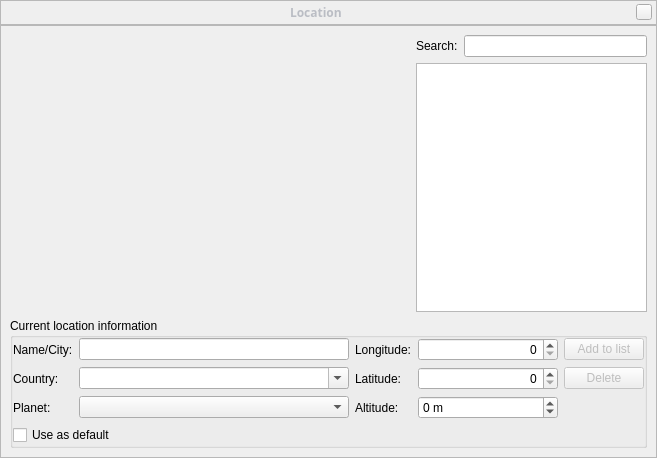
The window that src/gui/locationDialogGui.ui (519984307/stellarium_src) describes before a commit, drawn with Qt 5.
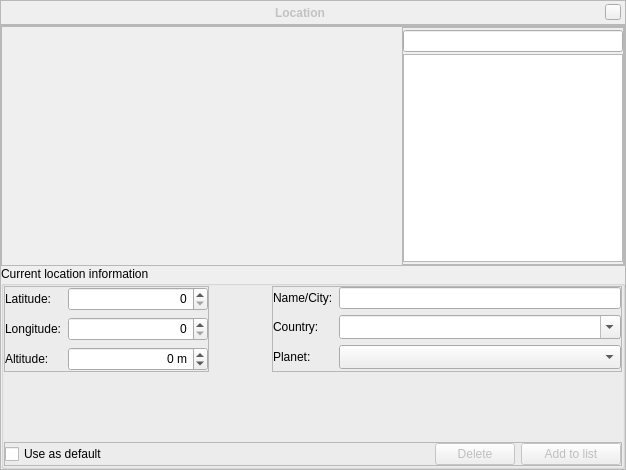
The same window after the commit. Icons and pictures are not drawn. Custom widgets are drawn as their Qt base class.

Patch:
```diff
--- a/src/gui/locationDialogGui.ui
+++ b/src/gui/locationDialogGui.ui
@@ -5,13 +5,16 @@
    <rect>
     <x>0</x>
     <y>0</y>
-    <width>657</width>
-    <height>458</height>
+    <width>626</width>
+    <height>470</height>
    </rect>
   </property>
   <property name="windowTitle" >
    <string>Form</string>
   </property>
+  <property name="styleSheet" >
+   <string notr="true" />
+  </property>
   <layout class="QVBoxLayout" >
    <property name="spacing" >
     <number>0</number>
@@ -70,18 +73,18 @@
            <colorrole role="WindowText" >
             <brush brushstyle="SolidPattern" >
              <color alpha="255" >
-              <red>186</red>
-              <green>189</green>
-              <blue>196</blue>
+              <red>194</red>
+              <green>194</green>
+              <blue>195</blue>
              </color>
             </brush>
            </colorrole>
            <colorrole role="Text" >
             <brush brushstyle="SolidPattern" >
              <color alpha="255" >
-              <red>186</red>
-              <green>189</green>
-              <blue>196</blue>
+              <red>194</red>
+              <green>194</green>
+              <blue>195</blue>
              </color>
             </brush>
            </colorrole>
@@ -90,18 +93,18 @@
            <colorrole role="WindowText" >
             <brush brushstyle="SolidPattern" >
              <color alpha="255" >
-              <red>186</red>
-              <green>189</green>
-              <blue>196</blue>
+              <red>194</red>
+              <green>194</green>
+              <blue>195</blue>
              </color>
             </brush>
            </colorrole>
            <colorrole role="Text" >
             <brush brushstyle="SolidPattern" >
              <color alpha="255" >
-              <red>186</red>
-              <green>189</green>
-              <blue>196</blue>
+              <red>194</red>
+              <green>194</green>
+              <blue>195</blue>
              </color>
             </brush>
            </colorrole>
@@ -110,18 +113,18 @@
            <colorrole role="WindowText" >
             <brush brushstyle="SolidPattern" >
              <color alpha="255" >
-              <red>186</red>
-              <green>189</green>
-              <blue>196</blue>
+              <red>194</red>
+              <green>194</green>
+              <blue>195</blue>
              </color>
             </brush>
            </colorrole>
            <colorrole role="Text" >
             <brush brushstyle="SolidPattern" >
              <color alpha="255" >
-              <red>186</red>
-              <green>189</green>
-              <blue>196</blue>
+              <red>194</red>
+              <green>194</green>
+              <blue>195</blue>
              </color>
             </brush>
            </colorrole>
@@ -130,8 +133,8 @@
         </property>
         <property name="font" >
          <font>
-          <family>DejaVu</family>
           <weight>75</weight>
+          <italic>false</italic>
           <bold>true</bold>
          </font>
         </property>
@@ -190,7 +193,40 @@
       <enum>QFrame::StyledPanel</enum>
      </property>
      <layout class="QGridLayout" name="gridLayout_2" >
-      <item rowspan="2" row="0" column="0" >
+      <property name="margin" >
+       <number>0</number>
+      </property>
+      <property name="spacing" >
+       <number>0</number>
+      </property>
+      <item row="0" column="0" colspan="2" >
+       <widget class="QFrame" name="frame" >
+        <property name="minimumSize" >
+         <size>
+          <width>0</width>
+          <height>0</height>
+         </size>
+        </property>
+        <property name="maximumSize" >
+         <size>
+          <width>16777215</width>
+          <height>240</height>
+         </size>
+        </property>
+        <property name="frameShape" >
+         <enum>QFrame::StyledPanel</enum>
+        </property>
+        <property name="frameShadow" >
+         <enum>QFrame::Raised</enum>
+        </property>
+        <layout class="QGridLayout" name="gridLayout_3" >
+         <property name="margin" >
+          <number>0</number>
+         </property>
+         <property name="spacing" >
+          <number>0</number>
+         </property>
+         <item row="1" column="0" >
        <widget class="MapLabel" name="mapLabel" >
         <property name="sizePolicy" >
          <sizepolicy vsizetype="Fixed" hsizetype="Fixed" >
@@ -221,28 +257,72 @@
         </property>
        </widget>
       </item>
-      <item row="0" column="1" >
-       <widget class="QLabel" name="label_2" >
-        <property name="text" >
-         <string>Search:</string>
-        </property>
-       </widget>
-      </item>
-      <item row="0" column="2" >
+         <item row="1" column="1" >
+          <widget class="QFrame" name="frame_2" >
+           <property name="minimumSize" >
+            <size>
+             <width>0</width>
+             <height>0</height>
+            </size>
+           </property>
+           <property name="maximumSize" >
+            <size>
+             <width>16777215</width>
+             <height>240</height>
+            </size>
+           </property>
+           <property name="frameShape" >
+            <enum>QFrame::StyledPanel</enum>
+           </property>
+           <property name="frameShadow" >
+            <enum>QFrame::Raised</enum>
+           </property>
+           <layout class="QVBoxLayout" name="verticalLayout" >
+            <property name="spacing" >
+             <number>0</number>
+            </property>
+            <property name="margin" >
+             <number>0</number>
+            </property>
+            <item>
        <widget class="QLineEdit" name="citySearchLineEdit" >
+              <property name="sizePolicy" >
+               <sizepolicy vsizetype="Fixed" hsizetype="Expanding" >
+                <horstretch>0</horstretch>
+                <verstretch>0</verstretch>
+               </sizepolicy>
+              </property>
         <property name="text" >
          <string/>
         </property>
-       </widget>
-      </item>
-      <item row="1" column="1" colspan="2" >
+              <property name="alignment" >
+               <set>Qt::AlignBottom|Qt::AlignLeading|Qt::AlignLeft</set>
+              </property>
+             </widget>
+            </item>
+            <item>
        <widget class="QListView" name="citiesListView" >
+              <property name="maximumSize" >
+               <size>
+                <width>16777215</width>
+                <height>208</height>
+               </size>
+              </property>
+              <property name="focusPolicy" >
+               <enum>Qt::NoFocus</enum>
+              </property>
         <property name="uniformItemSizes" >
          <bool>true</bool>
         </property>
        </widget>
       </item>
-      <item row="3" column="0" colspan="3" >
+           </layout>
+          </widget>
+         </item>
+        </layout>
+       </widget>
+      </item>
+      <item row="2" column="1" >
        <widget class="QGroupBox" name="groupBox" >
         <property name="title" >
          <string>Current location information</string>
@@ -251,66 +331,124 @@
          <property name="margin" >
           <number>0</number>
          </property>
-         <item row="0" column="0" >
-          <widget class="QLabel" name="label_3" >
+         <property name="spacing" >
+          <number>6</number>
+         </property>
+         <item row="2" column="0" colspan="3" >
+          <widget class="QFrame" name="frame_3" >
+           <property name="minimumSize" >
+            <size>
+             <width>0</width>
+             <height>0</height>
+            </size>
+           </property>
+           <property name="frameShape" >
+            <enum>QFrame::StyledPanel</enum>
+           </property>
+           <property name="frameShadow" >
+            <enum>QFrame::Raised</enum>
+           </property>
+           <layout class="QHBoxLayout" name="horizontalLayout" >
+            <property name="margin" >
+             <number>0</number>
+            </property>
+            <item>
+             <widget class="QCheckBox" name="useAsDefaultLocationCheckBox" >
+              <property name="font" >
+               <font>
+                <stylestrategy>PreferDefault</stylestrategy>
+               </font>
+              </property>
            <property name="text" >
-            <string>Name/City:</string>
-           </property>
-          </widget>
-         </item>
-         <item row="0" column="1" >
-          <widget class="QLineEdit" name="cityNameLineEdit" />
-         </item>
-         <item row="0" column="2" >
-          <widget class="QLabel" name="label" >
-           <property name="text" >
-            <string>Longitude:</string>
-           </property>
-          </widget>
-         </item>
-         <item row="0" column="3" >
-          <widget class="AngleSpinBox" name="longitudeSpinBox" >
+               <string>Use as default</string>
+              </property>
+              <property name="tristate" >
+               <bool>false</bool>
+              </property>
+             </widget>
+            </item>
+            <item>
+             <spacer name="horizontalSpacer" >
+              <property name="orientation" >
+               <enum>Qt::Horizontal</enum>
+              </property>
+              <property name="sizeHint" stdset="0" >
+               <size>
+                <width>40</width>
+                <height>20</height>
+               </size>
+              </property>
+             </spacer>
+            </item>
+            <item>
+             <widget class="QPushButton" name="deleteLocationFromListPushButton" >
+              <property name="enabled" >
+               <bool>false</bool>
+              </property>
            <property name="minimumSize" >
             <size>
-             <width>140</width>
+                <width>60</width>
              <height>0</height>
             </size>
            </property>
-           <property name="toolTip" >
-            <string>You can enter values in decimal degrees, or using dms format, for example: +1d 12m 8s</string>
-           </property>
-           <property name="alignment" >
-            <set>Qt::AlignRight|Qt::AlignTrailing|Qt::AlignVCenter</set>
-           </property>
-          </widget>
-         </item>
-         <item row="1" column="0" >
-          <widget class="QLabel" name="label_4" >
+              <property name="text" >
+               <string>Delete</string>
+              </property>
+             </widget>
+            </item>
+            <item>
+             <widget class="QPushButton" name="addLocationToListPushButton" >
+              <property name="enabled" >
+               <bool>false</bool>
+              </property>
+              <property name="minimumSize" >
+               <size>
+                <width>100</width>
+                <height>0</height>
+               </size>
+              </property>
            <property name="text" >
-            <string>Country:</string>
+               <string>Add to list</string>
            </property>
           </widget>
          </item>
-         <item row="1" column="1" >
-          <widget class="QComboBox" name="countryNameComboBox" >
-           <property name="editable" >
-            <bool>true</bool>
-           </property>
+           </layout>
           </widget>
          </item>
-         <item row="1" column="2" >
+         <item row="0" column="0" >
+          <widget class="QFrame" name="frame_4" >
+           <property name="minimumSize" >
+            <size>
+             <width>0</width>
+             <height>0</height>
+            </size>
+           </property>
+           <property name="frameShape" >
+            <enum>QFrame::StyledPanel</enum>
+           </property>
+           <property name="frameShadow" >
+            <enum>QFrame::Raised</enum>
+           </property>
+           <layout class="QGridLayout" name="gridLayout_4" >
+            <property name="margin" >
+             <number>0</number>
+            </property>
+            <property name="horizontalSpacing" >
+             <number>6</number>
+            </property>
+            <item row="0" column="0" >
           <widget class="QLabel" name="label_5" >
            <property name="text" >
             <string>Latitude:</string>
            </property>
           </widget>
          </item>
-         <item row="1" column="3" >
+            <item row="0" column="1" >
           <widget class="AngleSpinBox" name="latitudeSpinBox" >
            <property name="minimumSize" >
             <size>
              <width>140</width>
-             <height>0</height>
+                <height>24</height>
             </size>
            </property>
            <property name="toolTip" >
@@ -321,38 +459,50 @@
            </property>
           </widget>
          </item>
-         <item row="2" column="0" >
-          <widget class="QLabel" name="label_6" >
+            <item row="1" column="0" >
+             <widget class="QLabel" name="label" >
            <property name="text" >
-            <string>Planet:</string>
+               <string>Longitude:</string>
            </property>
           </widget>
          </item>
-         <item row="2" column="1" >
-          <widget class="QComboBox" name="planetNameComboBox" >
-           <property name="editable" >
-            <bool>false</bool>
-           </property>
-          </widget>
-         </item>
-         <item row="2" column="2" >
+            <item row="1" column="1" >
+             <widget class="AngleSpinBox" name="longitudeSpinBox" >
+              <property name="minimumSize" >
+               <size>
+                <width>140</width>
+                <height>24</height>
+               </size>
+              </property>
+              <property name="toolTip" >
+               <string>You can enter values in decimal degrees, or using dms format, for example: +1d 12m 8s</string>
+              </property>
+              <property name="alignment" >
+               <set>Qt::AlignRight|Qt::AlignTrailing|Qt::AlignVCenter</set>
+              </property>
+             </widget>
+            </item>
+            <item row="2" column="0" >
           <widget class="QLabel" name="label_7" >
            <property name="text" >
             <string>Altitude:</string>
            </property>
           </widget>
          </item>
-         <item row="2" column="3" >
+            <item row="2" column="1" >
           <widget class="QSpinBox" name="altitudeSpinBox" >
            <property name="minimumSize" >
             <size>
              <width>100</width>
-             <height>0</height>
+                <height>24</height>
             </size>
            </property>
            <property name="toolTip" >
             <string>Enter the altitude in meter</string>
            </property>
+              <property name="alignment" >
+               <set>Qt::AlignRight|Qt::AlignTrailing|Qt::AlignVCenter</set>
+              </property>
            <property name="suffix" >
             <string> m</string>
            </property>
@@ -367,49 +517,131 @@
            </property>
           </widget>
          </item>
-         <item row="0" column="4" >
-          <widget class="QPushButton" name="addLocationToListPushButton" >
-           <property name="enabled" >
-            <bool>false</bool>
+           </layout>
+          </widget>
+         </item>
+         <item row="0" column="2" >
+          <widget class="QFrame" name="frame_5" >
+           <property name="minimumSize" >
+            <size>
+             <width>350</width>
+             <height>0</height>
+            </size>
            </property>
+           <property name="frameShape" >
+            <enum>QFrame::StyledPanel</enum>
+           </property>
+           <property name="frameShadow" >
+            <enum>QFrame::Raised</enum>
+           </property>
+           <layout class="QGridLayout" name="gridLayout_5" >
+            <property name="margin" >
+             <number>0</number>
+            </property>
+            <item row="0" column="0" >
+             <widget class="QLabel" name="label_3" >
            <property name="text" >
-            <string>Add to list</string>
+               <string>Name/City:</string>
            </property>
           </widget>
          </item>
-         <item row="1" column="4" >
-          <widget class="QPushButton" name="deleteLocationFromListPushButton" >
-           <property name="enabled" >
-            <bool>false</bool>
-           </property>
+            <item row="0" column="1" >
+             <widget class="QLineEdit" name="cityNameLineEdit" />
+            </item>
+            <item row="1" column="0" >
+             <widget class="QLabel" name="label_4" >
            <property name="text" >
-            <string>Delete</string>
+               <string>Country:</string>
            </property>
           </widget>
          </item>
-         <item row="3" column="0" colspan="5" >
-          <widget class="QCheckBox" name="useAsDefaultLocationCheckBox" >
+            <item row="1" column="1" >
+             <widget class="QComboBox" name="countryNameComboBox" >
+              <property name="sizePolicy" >
+               <sizepolicy vsizetype="Preferred" hsizetype="Preferred" >
+                <horstretch>0</horstretch>
+                <verstretch>0</verstretch>
+               </sizepolicy>
+              </property>
+              <property name="minimumSize" >
+               <size>
+                <width>0</width>
+                <height>24</height>
+               </size>
+              </property>
+              <property name="maximumSize" >
+               <size>
+                <width>16777215</width>
+                <height>24</height>
+               </size>
+              </property>
+              <property name="editable" >
+               <bool>true</bool>
+              </property>
+             </widget>
+            </item>
+            <item row="2" column="0" >
+             <widget class="QLabel" name="label_6" >
            <property name="text" >
-            <string>Use as default</string>
+               <string>Planet:</string>
            </property>
           </widget>
          </item>
-        </layout>
-        <zorder>label_3</zorder>
-        <zorder>cityNameLineEdit</zorder>
-        <zorder>label</zorder>
-        <zorder>longitudeSpinBox</zorder>
-        <zorder>label_4</zorder>
-        <zorder>countryNameComboBox</zorder>
-        <zorder>label_5</zorder>
-        <zorder>latitudeSpinBox</zorder>
-        <zorder>label_6</zorder>
-        <zorder>planetNameComboBox</zorder>
-        <zorder>label_7</zorder>
-        <zorder>altitudeSpinBox</zorder>
-        <zorder>addLocationToListPushButton</zorder>
-        <zorder>deleteLocationFromListPushButton</zorder>
-        <zorder>useAsDefaultLocationCheckBox</zorder>
+            <item row="2" column="1" >
+             <widget class="QComboBox" name="planetNameComboBox" >
+              <property name="sizePolicy" >
+               <sizepolicy vsizetype="Preferred" hsizetype="Preferred" >
+                <horstretch>0</horstretch>
+                <verstretch>0</verstretch>
+               </sizepolicy>
+              </property>
+              <property name="minimumSize" >
+               <size>
+                <width>0</width>
+                <height>24</height>
+               </size>
+              </property>
+              <property name="maximumSize" >
+               <size>
+                <width>16777215</width>
+                <height>24</height>
+               </size>
+              </property>
+              <property name="editable" >
+               <bool>false</bool>
+              </property>
+             </widget>
+            </item>
+           </layout>
+          </widget>
+         </item>
+         <item row="1" column="1" colspan="2" >
+          <spacer name="verticalSpacer" >
+           <property name="orientation" >
+            <enum>Qt::Vertical</enum>
+           </property>
+           <property name="sizeHint" stdset="0" >
+            <size>
+             <width>20</width>
+             <height>40</height>
+            </size>
+           </property>
+          </spacer>
+         </item>
+         <item row="0" column="1" >
+          <spacer name="horizontalSpacer_2" >
+           <property name="orientation" >
+            <enum>Qt::Horizontal</enum>
+           </property>
+           <property name="sizeHint" stdset="0" >
+            <size>
+             <width>40</width>
+             <height>20</height>
+            </size>
+           </property>
+          </spacer>
+         </item>
+        </layout>
        </widget>
       </item>
      </layout>
```
Lines whose indentation alone changed are shown as unchanged.
